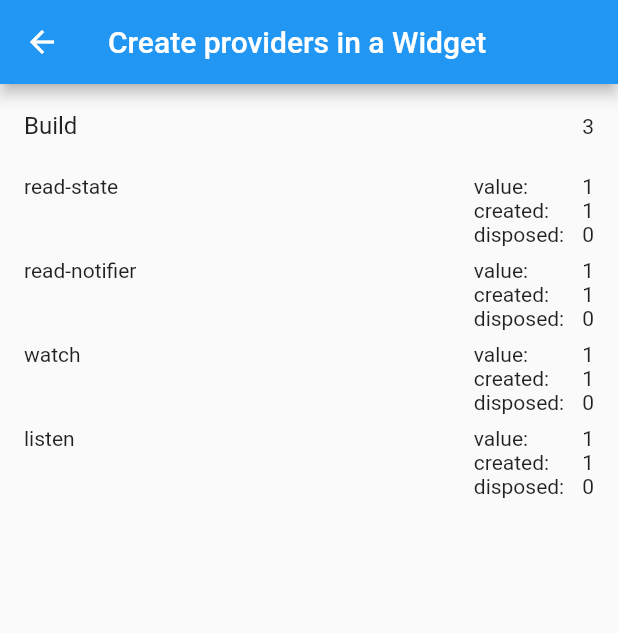
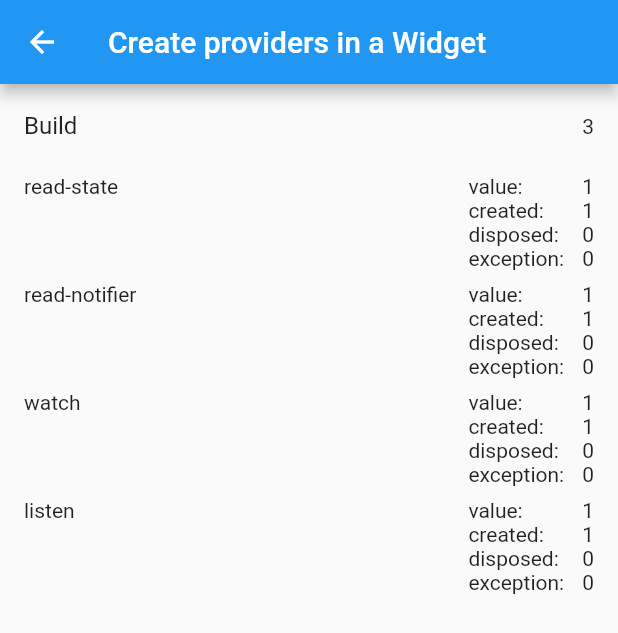
Before and after one commit to reedom/riverpod_testbed, a Flutter app: the screen it shows after launch, after a tap on "Create providers in a Widget", on a phone screen of 412 x 824 dp. Shown: the top 633 px of the screen. Run offline on Flutter 3.47's test engine with Material 2 defaults, Android fonts, the phone set to English and light mode, and no system bars; our stand-ins replace flutter_hooks, hooks_riverpod.

Commit message:
feat: add a page to test changing states in ref.listen callback

```diff
--- a/lib/main.dart
+++ b/lib/main.dart
@@ -3,6 +3,7 @@ import 'package:flutter_hooks/flutter_hooks.dart';
 import 'package:hooks_riverpod/hooks_riverpod.dart';
 import 'package:riverpod_testbed/testbed/pages/create_in_provider.dart';
 import 'package:riverpod_testbed/testbed/pages/create_in_widget.dart';
+import 'package:riverpod_testbed/testbed/pages/listen_change_state.dart';
 import 'package:riverpod_testbed/testbed/widgets/menu.dart';
 
 void main() {
@@ -63,6 +64,14 @@ class MyHomePage extends HookWidget with WidgetsBindingObserver {
                 ),
               ),
             ),
+            Menu(
+              'Is it safe to change state in a ref.listen callback?',
+              onTap: () => Navigator.of(context).push(
+                MaterialPageRoute(
+                  builder: (context) => ListenChangeStatePage(),
+                ),
+              ),
+            ),
           ],
         ),
       ),
--- a/lib/testbed/controllers/provider_state_controller.dart
+++ b/lib/testbed/controllers/provider_state_controller.dart
@@ -18,6 +18,10 @@ class ProviderStateController extends StateNotifier<ProviderState> {
   void disposed() {
     state = state.copyWith(disposedTimes: state.disposedTimes + 1);
   }
+
+  void gotException() {
+    state = state.copyWith(exceptionTimes: state.exceptionTimes + 1);
+  }
 }
 
 class ProviderState {
@@ -26,19 +30,27 @@ class ProviderState {
     this.value = 0,
     this.createdTimes = 0,
     this.disposedTimes = 0,
+    this.exceptionTimes = 0,
   });
 
   final String id;
   final int value;
   final int createdTimes;
   final int disposedTimes;
+  final int exceptionTimes;
 
-  ProviderState copyWith({int? value, int? createdTimes, int? disposedTimes}) {
+  ProviderState copyWith({
+    int? value,
+    int? createdTimes,
+    int? disposedTimes,
+    int? exceptionTimes,
+  }) {
     return ProviderState(
       id: id,
       value: value ?? this.value,
       createdTimes: createdTimes ?? this.createdTimes,
       disposedTimes: disposedTimes ?? this.disposedTimes,
+      exceptionTimes: exceptionTimes ?? this.exceptionTimes,
     );
   }
 }
--- a/lib/testbed/widgets/provider_state_tile.dart
+++ b/lib/testbed/widgets/provider_state_tile.dart
@@ -31,6 +31,7 @@ class ProviderStateTile extends StatelessWidget {
                   Text('value:'),
                   Text('created:'),
                   Text('disposed:'),
+                  Text('exception:'),
                 ],
               ),
               const SizedBox(width: 12),
@@ -40,6 +41,7 @@ class ProviderStateTile extends StatelessWidget {
                   Text('${state.value}', style: _kMonoFontStyle),
                   Text('${state.createdTimes}', style: _kMonoFontStyle),
                   Text('${state.disposedTimes}', style: _kMonoFontStyle),
+                  Text('${state.exceptionTimes}', style: _kMonoFontStyle),
                 ],
               ),
             ],
```
Also changed, not shown: lib/testbed/pages/listen_change_state.dart (added, +79 -0 lines).
